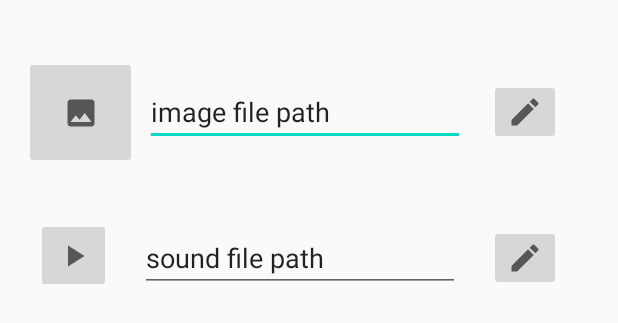
After one commit to torbrick/Sound_Board_App, an Android app: the layout creator_sound_button.xml on its own in the app's theme, with its tools: preview values and no code run, on a phone screen of 412 x 824 dp. The commit adds this screen. Shown: the top 323 px of the screen. Run offline under Robolectric (Android 15) with nearby library versions, the phone set to English and light mode, and no system bars.

Commit message:
Fab now opens a popup window that will be used for selection of image and sound to create new soundButton

```diff
--- a/app/src/main/java/com/example/soundBoardApp/soundBoard/SoundBoardFragment.kt
+++ b/app/src/main/java/com/example/soundBoardApp/soundBoard/SoundBoardFragment.kt
@@ -1,19 +1,32 @@
 package com.example.soundBoardApp.soundBoard
 
+import android.content.Context
+import android.content.Intent
+import android.graphics.Color
+import android.graphics.Color.rgb
+import android.graphics.drawable.ColorDrawable
+import android.graphics.drawable.Drawable
+import android.net.Uri
 import android.os.Bundle
+import android.view.Gravity
 import android.view.LayoutInflater
 import android.view.View
 import android.view.ViewGroup
+import android.widget.PopupWindow
+import android.widget.Toast
+import androidx.constraintlayout.widget.ConstraintLayout
 import androidx.fragment.app.Fragment
 import androidx.fragment.app.viewModels
 import androidx.lifecycle.observe
 import androidx.recyclerview.widget.GridLayoutManager
+import com.example.soundBoardApp.R
 import com.example.soundBoardApp.databinding.FragmentSoundBoardBinding
 import com.example.soundBoardApp.tools.DependencyInjectors
 
 
 private const val TAG = "SBFragment"
 private const val NUM_SOUND_BUTTONS = 15
+private const val NUM_OF_BUTTON_COLUMNS = 3
 
 class SoundBoardFragment : Fragment() {
     /**
@@ -31,20 +44,19 @@ class SoundBoardFragment : Fragment() {
     private lateinit var soundBoardFragmentBinding : FragmentSoundBoardBinding
 
     override fun onCreateView(
-        inflater: LayoutInflater, container: ViewGroup?,
+        inflater: LayoutInflater,
+        container: ViewGroup?,
         savedInstanceState: Bundle?
     ): View? {
-        soundBoardFragmentBinding = FragmentSoundBoardBinding.inflate(inflater, container, false)
 
         val listAdapter = SoundButtonListAdapter() //create adapter
-        soundBoardFragmentBinding.buttonRecycler.adapter = listAdapter //bind adapter
-
         subscribeUi(listAdapter)
 
-
-        val manager = GridLayoutManager(activity,3)
-        soundBoardFragmentBinding.buttonRecycler.layoutManager = manager
-
+        soundBoardFragmentBinding = FragmentSoundBoardBinding.inflate(inflater, container, false).apply {
+            soundBoardFragment = this@SoundBoardFragment //bind fragment for XML function calls
+            buttonRecycler.adapter = listAdapter //bind adapter
+            buttonRecycler.layoutManager = GridLayoutManager(activity,NUM_OF_BUTTON_COLUMNS)
+        }
 
         return soundBoardFragmentBinding.root
     }
@@ -62,4 +74,24 @@ class SoundBoardFragment : Fragment() {
                     }
         }
     }
+
+
+    // TODO: 3/31/2021 define this in XML rather than programmatically
+    fun launchSoundButtonCreatorPopUp(view: View) {
+        Toast.makeText(view.context, "FAB Pressed", Toast.LENGTH_SHORT).show()
+        val sBCreatorPopUpWindowView = layoutInflater.inflate(R.layout.creator_sound_button, null)
+
+        val backGroundColor = ColorDrawable(Color.BLUE)
+
+        val windowWidth = ConstraintLayout.LayoutParams.WRAP_CONTENT
+        val windowHeight = ConstraintLayout.LayoutParams.WRAP_CONTENT
+        val sBCreatorPopUpWindow =
+            PopupWindow(sBCreatorPopUpWindowView, windowWidth, windowHeight).apply {
+                setBackgroundDrawable(backGroundColor)
+                showAtLocation(view, Gravity.CENTER, 0, 0)
+            }
+
+
+    }
+
 }
--- /dev/null
+++ b/app/src/main/res/drawable/ic_baseline_edit_24.xml
@@ -0,0 +1,10 @@
+<vector xmlns:android="http://schemas.android.com/apk/res/android"
+    android:width="24dp"
+    android:height="24dp"
+    android:viewportWidth="24"
+    android:viewportHeight="24"
+    android:tint="?attr/colorControlNormal">
+  <path
+      android:fillColor="@android:color/white"
+      android:pathData="M3,17.25V21h3.75L17.81,9.94l-3.75,-3.75L3,17.25zM20.71,7.04c0.39,-0.39 0.39,-1.02 0,-1.41l-2.34,-2.34c-0.39,-0.39 -1.02,-0.39 -1.41,0l-1.83,1.83 3.75,3.75 1.83,-1.83z"/>
+</vector>
--- /dev/null
+++ b/app/src/main/res/drawable/ic_baseline_image_24.xml
@@ -0,0 +1,10 @@
+<vector xmlns:android="http://schemas.android.com/apk/res/android"
+    android:width="24dp"
+    android:height="24dp"
+    android:viewportWidth="24"
+    android:viewportHeight="24"
+    android:tint="?attr/colorControlNormal">
+  <path
+      android:fillColor="@android:color/white"
+      android:pathData="M21,19V5c0,-1.1 -0.9,-2 -2,-2H5c-1.1,0 -2,0.9 -2,2v14c0,1.1 0.9,2 2,2h14c1.1,0 2,-0.9 2,-2zM8.5,13.5l2.5,3.01L14.5,12l4.5,6H5l3.5,-4.5z"/>
+</vector>
--- /dev/null
+++ b/app/src/main/res/drawable/ic_baseline_play_arrow_24.xml
@@ -0,0 +1,10 @@
+<vector xmlns:android="http://schemas.android.com/apk/res/android"
+    android:width="24dp"
+    android:height="24dp"
+    android:viewportWidth="24"
+    android:viewportHeight="24"
+    android:tint="?attr/colorControlNormal">
+  <path
+      android:fillColor="@android:color/white"
+      android:pathData="M8,5v14l11,-7z"/>
+</vector>
--- /dev/null
+++ b/app/src/main/res/layout/creator_sound_button.xml
@@ -0,0 +1,105 @@
+<?xml version="1.0" encoding="utf-8"?>
+
+
+<androidx.constraintlayout.widget.ConstraintLayout xmlns:android="http://schemas.android.com/apk/res/android"
+    xmlns:app="http://schemas.android.com/apk/res-auto"
+    xmlns:tools="http://schemas.android.com/tools"
+    android:layout_width="wrap_content"
+    android:layout_height="wrap_content">
+
+    <androidx.constraintlayout.widget.Guideline
+        android:id="@+id/guideline"
+        android:layout_width="wrap_content"
+        android:layout_height="wrap_content"
+        android:orientation="horizontal"
+        app:layout_constraintGuide_begin="247dp" />
+
+    <EditText
+        android:id="@+id/textFieldImageFilePath"
+        android:layout_width="wrap_content"
+        android:layout_height="wrap_content"
+        android:ems="10"
+        android:inputType="textPersonName"
+        android:text="@string/img_file_text_field"
+        android:hint="@string/image_text_box_hint"
+        app:layout_constraintBottom_toTopOf="@+id/textFieldSoundFilePath"
+        app:layout_constraintEnd_toStartOf="@+id/editImagePathButton"
+        app:layout_constraintHorizontal_bias="0.5"
+        app:layout_constraintStart_toEndOf="@+id/imageForButton"
+        app:layout_constraintTop_toTopOf="parent"
+        android:importantForAutofill="no" />
+
+    <!-- TODO allow cropping of image when image button is pressed -->
+    <EditText
+        android:id="@+id/textFieldSoundFilePath"
+        android:layout_width="wrap_content"
+        android:layout_height="wrap_content"
+        android:ems="10"
+        android:importantForAutofill="no"
+        android:inputType="textPersonName"
+        android:text="@string/sound_file_path_text"
+        android:hint="@string/sound_text_box_hint"
+        app:layout_constraintBottom_toBottomOf="parent"
+        app:layout_constraintEnd_toStartOf="@+id/editSoundPathButton"
+        app:layout_constraintHorizontal_bias="0.5"
+        app:layout_constraintStart_toEndOf="@+id/playSoundButton"
+        app:layout_constraintTop_toBottomOf="@+id/textFieldImageFilePath" />
+
+    <ImageButton
+        android:id="@+id/imageForButton"
+        android:layout_width="75dp"
+        android:layout_height="75dp"
+        android:layout_marginStart="16dp"
+        android:layout_marginEnd="5dp"
+        android:contentDescription="@string/image_for_button_description"
+        app:layout_constraintBottom_toTopOf="@+id/textFieldSoundFilePath"
+        app:layout_constraintEnd_toStartOf="@+id/textFieldImageFilePath"
+        app:layout_constraintHorizontal_bias="0.5"
+        app:layout_constraintHorizontal_chainStyle="spread_inside"
+        app:layout_constraintStart_toStartOf="parent"
+        app:layout_constraintTop_toTopOf="parent"
+        app:srcCompat="@drawable/ic_baseline_image_24" />
+
+    <ImageButton
+        android:id="@+id/playSoundButton"
+        android:layout_width="50dp"
+        android:layout_height="50dp"
+        android:layout_marginStart="24dp"
+        android:contentDescription="@string/playSoundButton_description"
+        app:layout_constraintBottom_toBottomOf="parent"
+        app:layout_constraintEnd_toStartOf="@+id/textFieldSoundFilePath"
+        app:layout_constraintHorizontal_bias="0.5"
+        app:layout_constraintHorizontal_chainStyle="spread_inside"
+        app:layout_constraintStart_toStartOf="parent"
+        app:layout_constraintTop_toBottomOf="@+id/imageForButton"
+        app:layout_constraintVertical_bias="0.388"
+        app:srcCompat="@drawable/ic_baseline_play_arrow_24" />
+
+    <ImageButton
+        android:id="@+id/editSoundPathButton"
+        android:layout_width="wrap_content"
+        android:layout_height="wrap_content"
+        android:layout_marginEnd="16dp"
+        android:contentDescription="@string/editSoundPathButton_description"
+        app:layout_constraintBottom_toBottomOf="parent"
+        app:layout_constraintEnd_toEndOf="parent"
+        app:layout_constraintHorizontal_bias="0.5"
+        app:layout_constraintStart_toEndOf="@+id/textFieldSoundFilePath"
+        app:layout_constraintTop_toBottomOf="@+id/editImagePathButton"
+        app:srcCompat="@drawable/ic_baseline_edit_24" />
+
+    <ImageButton
+        android:id="@+id/editImagePathButton"
+        android:layout_width="wrap_content"
+        android:layout_height="wrap_content"
+        android:layout_marginStart="16dp"
+        android:layout_marginEnd="16dp"
+        android:contentDescription="@string/editImagePathButton_description"
+        app:layout_constraintBottom_toTopOf="@+id/editSoundPathButton"
+        app:layout_constraintEnd_toEndOf="parent"
+        app:layout_constraintHorizontal_bias="0.5"
+        app:layout_constraintStart_toEndOf="@+id/textFieldImageFilePath"
+        app:layout_constraintTop_toTopOf="parent"
+        app:srcCompat="@drawable/ic_baseline_edit_24" />
+
+</androidx.constraintlayout.widget.ConstraintLayout>
--- a/app/src/main/res/layout/fragment_sound_board.xml
+++ b/app/src/main/res/layout/fragment_sound_board.xml
@@ -3,7 +3,9 @@
     xmlns:app="http://schemas.android.com/apk/res-auto"
     xmlns:tools="http://schemas.android.com/tools">
     <data>
-
+        <variable
+            name="soundBoardFragment"
+            type="com.example.soundBoardApp.soundBoard.SoundBoardFragment" />
     </data>
 
     <androidx.constraintlayout.widget.ConstraintLayout
@@ -28,7 +30,8 @@
             android:src="@drawable/ic_baseline_add_24"
             app:layout_anchorGravity="bottom|right|end"
             app:layout_constraintBottom_toBottomOf="parent"
-            app:layout_constraintEnd_toEndOf="parent" />
+            app:layout_constraintEnd_toEndOf="parent"
+            android:onClick="@{(view)->soundBoardFragment.launchSoundButtonCreatorPopUp(view)}"/>
 
     </androidx.constraintlayout.widget.ConstraintLayout>
 </layout>
--- a/app/src/main/res/values/strings.xml
+++ b/app/src/main/res/values/strings.xml
@@ -24,4 +24,13 @@
     <string name="sound_9">Sound 9</string>
     <string name="image_depicting_a_sound">image depicting a sound</string>
     <string name="FAB">FAB to add new soundButton</string>
+    <string name="img_file_text_field">image file path</string>
+    <string name="sound_file_path_text">sound file path</string>
+    <string name="image_text_box_description">the file path for the image selected</string>
+    <string name="image_text_box_hint">your image file</string>
+    <string name="sound_text_box_hint">your sound file</string>
+    <string name="image_for_button_description">image for soundButton being created</string>
+    <string name="playSoundButton_description">plays sound selected for soundButton being created</string>
+    <string name="editSoundPathButton_description">edit the file path for the sound selected</string>
+    <string name="editImagePathButton_description">edit the file path for the image selected</string>
 </resources>
```
